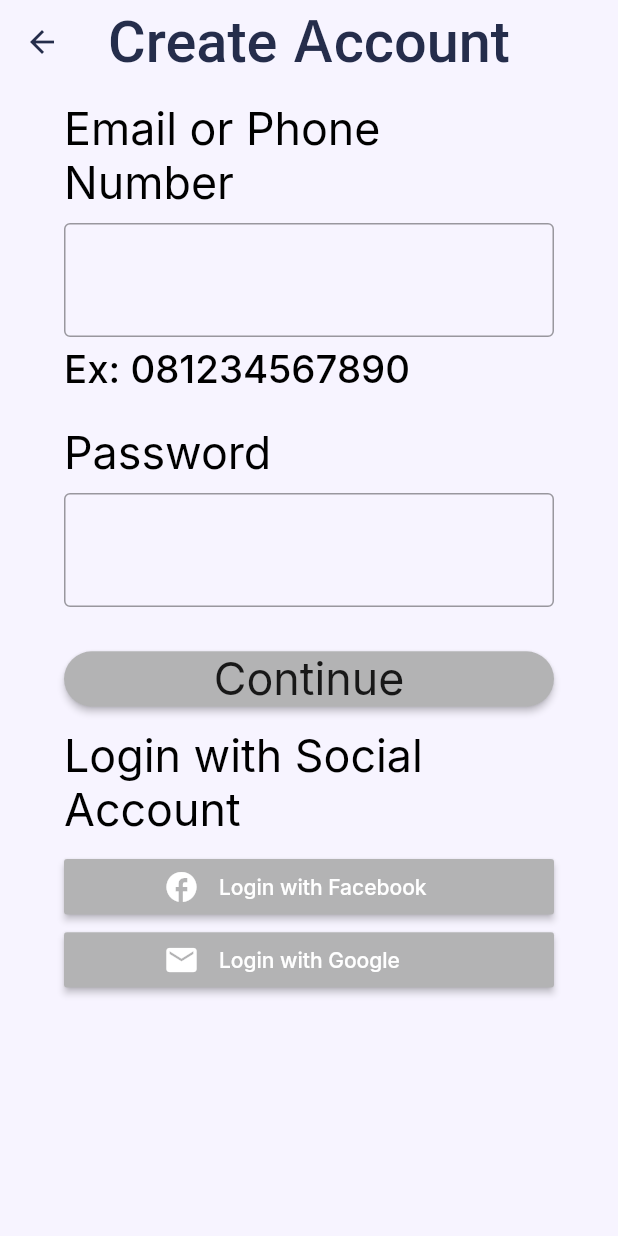
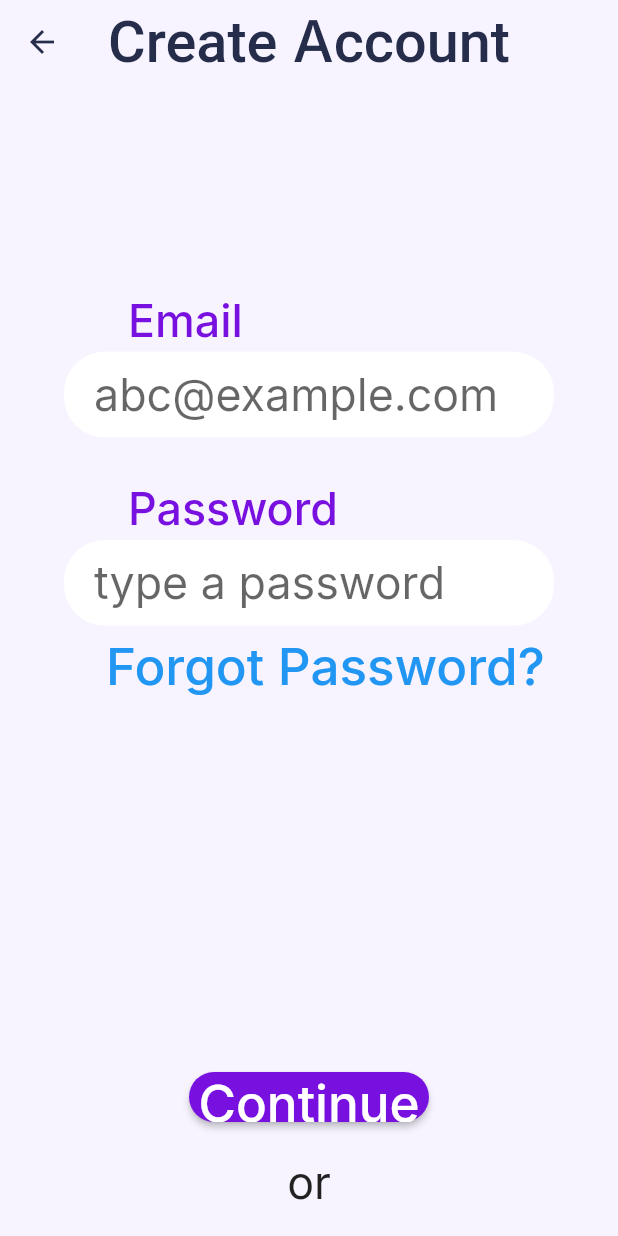
Before and after one commit to waseemabbas8/Badlo-Flutter-App, a Flutter app: the screen it shows after launch, after a tap on "Skip", on a phone screen of 412 x 824 dp. Run offline on Flutter 3.47's test engine with Material 2 defaults, Android fonts, the phone set to English and light mode, and no system bars; our stand-ins replace dio, flutter_svg, get, google_fonts, retrofit; missing offline and left inert: dart:ffi; generated files the repository leaves out were written again.

Commit message:
update sign up screen design

```diff
--- a/lib/main.dart
+++ b/lib/main.dart
@@ -19,7 +19,9 @@ _initDependencies() {
   ScreenUtil.init(allowFontScaling: true);
 
   SystemChrome.setSystemUIOverlayStyle(const SystemUiOverlayStyle(
-    statusBarColor: colorWindowBackground, // transparent status bar
+    statusBarColor: colorWindowBackground,
+    statusBarBrightness: Brightness.light,
+    statusBarIconBrightness: Brightness.dark, // transparent status bar
   ));
 }
 
--- a/lib/presentation/core/base/base_controller.dart
+++ b/lib/presentation/core/base/base_controller.dart
@@ -1,3 +1,7 @@
 import 'package:get/get.dart';
 
-abstract class BaseController extends GetxController {}
+abstract class BaseController extends GetxController {
+  void onBackPressed() {
+    Get.back();
+  }
+}
--- a/lib/presentation/core/values/dimens.dart
+++ b/lib/presentation/core/values/dimens.dart
@@ -36,18 +36,17 @@ class Margin {
   static final l8 = EdgeInsets.only(left: 8.toWidth);
   static final h16 = EdgeInsets.symmetric(horizontal: 16.toWidth);
   static final h20 = EdgeInsets.symmetric(horizontal: 20.toWidth);
-  static final h16v8 =
-      EdgeInsets.symmetric(horizontal: 16.toWidth, vertical: 8.toHeight);
-  static final h8v32 =
-      EdgeInsets.symmetric(horizontal: 8.toWidth, vertical: 32.toHeight);
+  static final h16v8 = EdgeInsets.symmetric(horizontal: 16.toWidth, vertical: 8.toHeight);
+  static final h8v32 = EdgeInsets.symmetric(horizontal: 8.toWidth, vertical: 32.toHeight);
   static final v16 = EdgeInsets.symmetric(vertical: 16.toHeight);
 }
 
 class BorderRadii {
   BorderRadii._();
 
+  static final all16 = BorderRadius.circular(16);
   static final all20 = BorderRadius.circular(20);
-  static final all16 = BorderRadius.circular(16);
+  static final all27 = BorderRadius.circular(27);
 }
 
 class Spacing {
@@ -56,6 +55,7 @@ class Spacing {
   static final h4 = SizedBox(width: 4.toWidth);
   static final h8 = SizedBox(width: 8.toWidth);
   static final h16 = SizedBox(width: 16.toWidth);
+  static final h30 = SizedBox(width: 30.toWidth);
   static final v2 = SizedBox(height: 2.toHeight);
   static final v4 = SizedBox(height: 4.toHeight);
   static final v8 = SizedBox(height: 8.toHeight);
--- a/lib/presentation/page/auth/signup/sign_up_page.dart
+++ b/lib/presentation/page/auth/signup/sign_up_page.dart
@@ -1,10 +1,10 @@
 import 'package:badlo/presentation/core/base/base_page.dart';
-import 'package:badlo/presentation/core/route/routes.dart';
+import 'package:badlo/presentation/core/constants.dart';
 import 'package:badlo/presentation/core/utils/screen_util.dart';
-import 'package:badlo/presentation/core/values/colors.dart';
 import 'package:badlo/presentation/page/auth/signup/sign_up_controller.dart';
+import 'package:badlo/presentation/widget/button.dart';
+import 'package:badlo/presentation/widget/text_field.dart';
 import 'package:flutter/material.dart';
-import 'package:flutter_signin_button/button_builder.dart';
 import 'package:get/get.dart';
 import '../../../core/values/dimens.dart';
 import '../../../core/values/strings.dart';
@@ -13,100 +13,28 @@ import 'package:badlo/presentation/core/utils/extensions/strings_ext.dart';
 class SignUpPage extends BasePage<SignUpController> {
   SignUpPage({Key? key}) : super(key: key);
 
-  final GlobalKey<FormState> _formKey = GlobalKey<FormState>();
-
   @override
   Widget build(BuildContext context) {
+    final appbar = AppBar(
+      leading: Icon(Icons.arrow_back),
+      title: Text('Create Account'),
+    );
     return SafeArea(
       child: Scaffold(
-        appBar: AppBar(
-          leading: Icon(Icons.arrow_back),
-          title: Text('Create Account'),
-        ),
+        appBar: appbar,
         body: SafeArea(
-          child: Padding(
-            padding: Margin.h20,
-            child: SingleChildScrollView(
-              child: Form(
-                key: _formKey,
+          child: SingleChildScrollView(
+            child: SizedBox(
+              height: Get.height - Get.statusBarHeight,
+              child: Padding(
+                padding: Margin.h20,
                 child: Column(
-                  crossAxisAlignment: CrossAxisAlignment.start,
                   children: [
-                    Spacing.v16,
-                    Text(
-                      'Email or Phone Number',
-                      style: Get.textTheme.bodyText1!.copyWith(color: Colors.black),
+                    Expanded(
+                      child: _loginForm,
                     ),
-                    Spacing.v12,
-                    TextFormField(
-                      keyboardType: TextInputType.emailAddress,
-                      decoration: const InputDecoration(
-                        border: OutlineInputBorder(),
-                      ),
-                      controller: controller.emailController,
-                      validator: (input) => input.isValidEmail() ? null : msgInvalidEmail,
-                      style: Get.textTheme.bodyText1,
-                    ),
-                    Spacing.v8,
-                    Text(
-                      'Ex: 081234567890',
-                      style: Get.textTheme.bodyText2!.copyWith(color: Colors.black),
-                    ),
-                    Spacing.v30,
-                    Text(
-                      'Password',
-                      style: Get.textTheme.bodyText1!.copyWith(color: Colors.black),
-                    ),
-                    Spacing.v12,
-                    TextFormField(
-                      decoration: const InputDecoration(
-                        border: OutlineInputBorder(),
-                      ),
-                      style: Get.textTheme.bodyText1,
-                      obscureText: true,
-                      controller: controller.passwordController,
-                      validator: (input) => input.isNotNullOrEmpty() ? null : 'Field Cant be empty',
-                    ),
-                    Spacing.v40,
-                    SizedBox(
-                      width: Get.width,
-                      height: 50.toHeight,
-                      child: ElevatedButton(
-                        onPressed: () {
-                          _onLoginPress();
-                        },
-                        child: Text("Continue", style: Get.textTheme.bodyText1),
-                        style: ElevatedButton.styleFrom(primary: colorGrey),
-                      ),
-                    ),
-                    Spacing.v20,
-                    Center(
-                      child: Text(
-                        'Login with Social Account',
-                        style: Get.textTheme.bodyText1!.copyWith(color: Colors.black),
-                      ),
-                    ),
-                    Spacing.v20,
-                    SizedBox(
-                      width: Get.width,
-                      height: 50.toHeight,
-                      child: SignInButtonBuilder(
-                        text: 'Login with Facebook',
-                        icon: Icons.facebook,
-                        onPressed: () {},
-                        backgroundColor: colorGrey,
-                      ),
-                    ),
-                    Spacing.v16,
-                    SizedBox(
-                      width: Get.width,
-                      height: 50.toHeight,
-                      child: SignInButtonBuilder(
-                        text: 'Login with Google',
-                        icon: Icons.email,
-                        onPressed: () {},
-                        backgroundColor: colorGrey,
-                      ),
+                    Expanded(
+                      child: _buttons,
                     ),
                   ],
                 ),
@@ -118,10 +46,58 @@ class SignUpPage extends BasePage<SignUpController> {
     );
   }
 
-  void _onLoginPress() {
-    if (_formKey.currentState?.validate() == true) {
-      Get.offAllNamed(Routes.home);
-      return;
-    }
-  }
+  Widget get _loginForm => Form(
+        key: controller.formKey,
+        child: Column(
+          mainAxisAlignment: MainAxisAlignment.end,
+          children: [
+            LabeledTextField(
+              label: 'Email',
+              hint: 'abc@example.com',
+              keyboardType: TextInputType.emailAddress,
+              controller: controller.emailController,
+              textInputAction: TextInputAction.next,
+              validator: (input) => input.isValidEmail() ? null : msgInvalidEmail,
+            ),
+            Spacing.v40,
+            LabeledTextField(
+              label: 'Password',
+              hint: 'type a password',
+              controller: controller.passwordController,
+              obscureText: true,
+              validator: (input) => input.isNotNullOrEmpty() ? null : 'Field Cant be empty',
+            ),
+            Spacing.v4,
+            Row(
+              mainAxisAlignment: MainAxisAlignment.end,
+              children: [TextButton(onPressed: () {}, child: Text('Forgot Password?'))],
+            )
+          ],
+        ),
+      );
+
+  Widget get _buttons => Column(
+        mainAxisAlignment: MainAxisAlignment.end,
+        children: [
+          ContainedButton(text: 'Continue', onPressed: controller.onContinueButtonClick),
+          Spacing.v30,
+          Text('or', style: Get.textTheme.bodyText1),
+          Spacing.v30,
+          Row(
+            mainAxisSize: MainAxisSize.min,
+            children: [
+              GestureDetector(
+                onTap: controller.onFacebookButtonClick,
+                child: Image.asset(ImagesPath.facebook, width: 40.toWidth, height: 40.toHeight),
+              ),
+              Spacing.h30,
+              GestureDetector(
+                onTap: controller.onGoogleButtonClick,
+                child: Image.asset(ImagesPath.google, width: 40.toWidth, height: 40.toHeight),
+              ),
+            ],
+          ),
+          Spacing.v30,
+        ],
+      );
 }
--- a/lib/presentation/widget/text_field.dart
+++ b/lib/presentation/widget/text_field.dart
@@ -0,0 +1,75 @@
+import 'package:badlo/presentation/core/values/colors.dart';
+import 'package:badlo/presentation/core/values/dimens.dart';
+import 'package:flutter/material.dart';
+import 'package:get/get.dart';
+
+abstract class _TextField extends StatelessWidget {
+  final TextInputType? keyboardType;
+  final TextEditingController? controller;
+  final FormFieldValidator<String>? validator;
+  final TextInputAction? textInputAction;
+  final String? hint;
+  final bool obscureText;
+
+  const _TextField({
+    Key? key,
+    this.keyboardType,
+    this.controller,
+    this.validator,
+    this.textInputAction,
+    this.hint,
+    this.obscureText = false,
+  }) : super(key: key);
+}
+
+class LabeledTextField extends _TextField {
+  final String label;
+
+  const LabeledTextField({
+    Key? key,
+    TextInputType? keyboardType,
+    TextEditingController? controller,
+    FormFieldValidator<String>? validator,
+    TextInputAction? textInputAction,
+    bool obscureText = false,
+    String? hint,
+    required this.label,
+  }) : super(
+          key: key,
+          keyboardType: keyboardType,
+          controller: controller,
+          validator: validator,
+          textInputAction: textInputAction,
+          hint: hint,
+          obscureText: obscureText,
+        );
+
+  @override
+  Widget build(BuildContext context) {
+    return Column(
+      mainAxisSize: MainAxisSize.min,
+      crossAxisAlignment: CrossAxisAlignment.start,
+      children: [
+        Padding(
+          padding: Margin.h20,
+          child: Text(
+            label,
+            style: Get.textTheme.subtitle1!.copyWith(color: colorPrimary),
+          ),
+        ),
+        Spacing.v4,
+        TextFormField(
+          keyboardType: keyboardType,
+          decoration: InputDecoration(
+            hintText: hint,
+          ),
+          controller: controller,
+          validator: validator,
+          style: Get.textTheme.bodyText1,
+          obscureText: obscureText,
+          textInputAction: textInputAction,
+        ),
+      ],
+    );
+  }
+}
```
Also changed, not shown: lib/presentation/core/constants.dart (+18 -16 lines), lib/presentation/core/theme/light_theme.dart (+13 -0 lines), lib/presentation/page/auth/signup/sign_up_controller.dart (+13 -0 lines), lib/presentation/widget/app_bar_widget.dart (added, +10 -0 lines), assets/images/ic_facebook.png (added), assets/images/ic_google.png (added).
